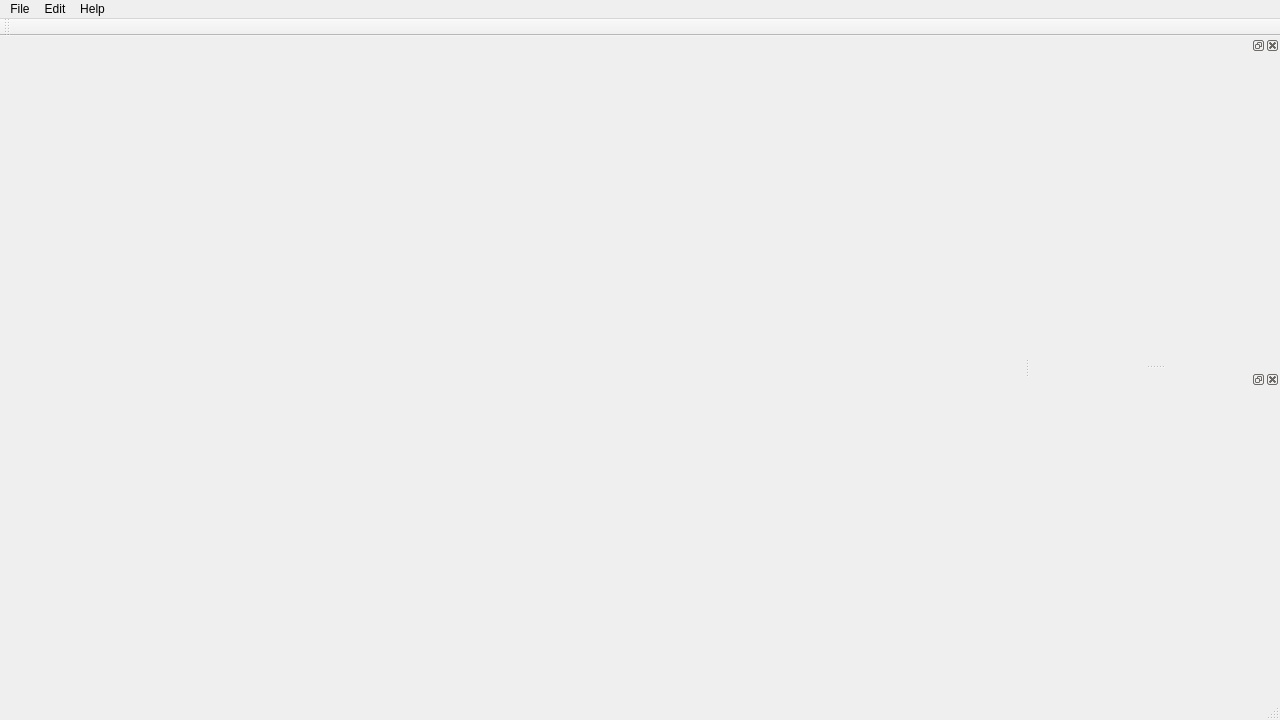
The window that SuSto-Engine-QT/mainwindow.ui (SimonStoyanov/SuSto-Engine-QT) describes before a commit, drawn with Qt 5.
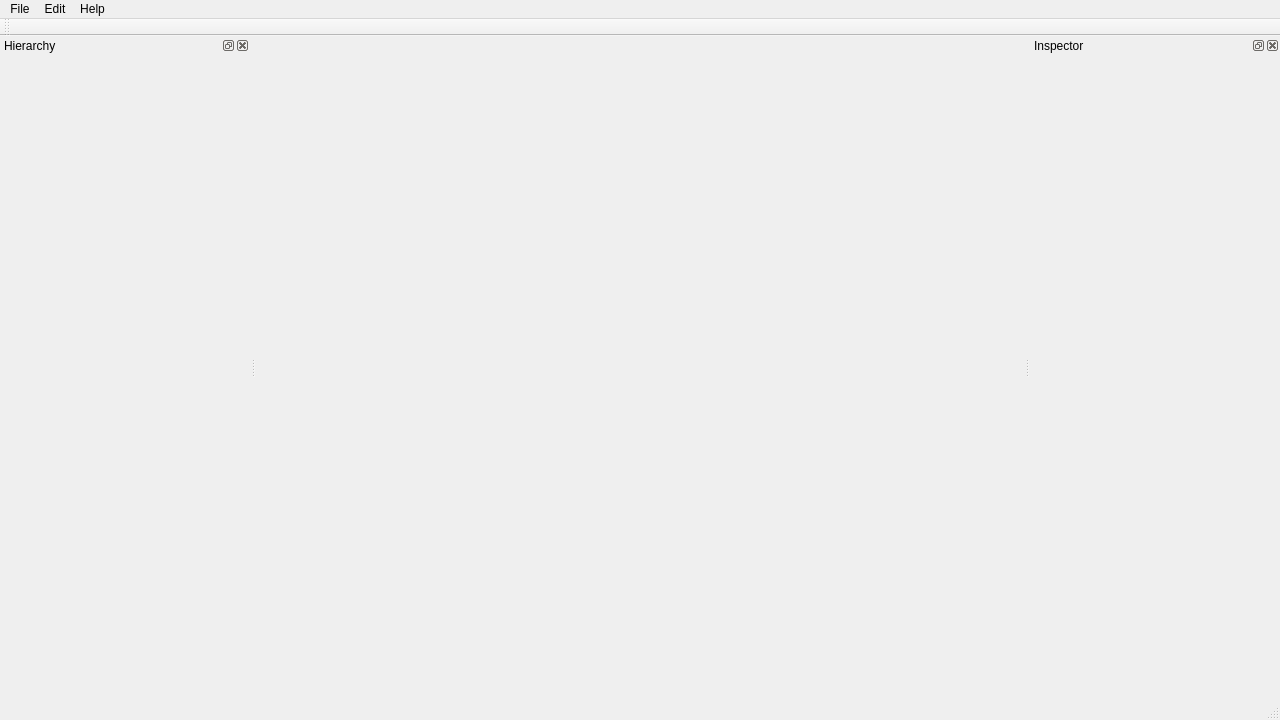
The same window after the commit. Custom widgets are drawn as their Qt base class.

```diff
--- a/SuSto-Engine-QT/mainwindow.ui
+++ b/SuSto-Engine-QT/mainwindow.ui
@@ -28,7 +28,7 @@
   <widget class="QWidget" name="centralWidget">
    <layout class="QHBoxLayout" name="horizontalLayout">
     <item>
-     <widget class="QWidget" name="RendererWidget" native="true"/>
+     <widget class="RendererWidget" name="rendererWidget" native="true"/>
     </item>
    </layout>
   </widget>
@@ -69,25 +69,7 @@
    </attribute>
   </widget>
   <widget class="QStatusBar" name="statusBar"/>
-  <widget class="QDockWidget" name="dockWidget">
-   <property name="sizePolicy">
-    <sizepolicy hsizetype="Minimum" vsizetype="Minimum">
-     <horstretch>0</horstretch>
-     <verstretch>0</verstretch>
-    </sizepolicy>
-   </property>
-   <property name="minimumSize">
-    <size>
-     <width>250</width>
-     <height>38</height>
-    </size>
-   </property>
-   <attribute name="dockWidgetArea">
-    <number>2</number>
-   </attribute>
-   <widget class="QWidget" name="dockWidgetContents_2"/>
-  </widget>
-  <widget class="QDockWidget" name="dockWidget_2">
+  <widget class="QDockWidget" name="dockHierarchy">
    <property name="sizePolicy">
     <sizepolicy hsizetype="MinimumExpanding" vsizetype="MinimumExpanding">
      <horstretch>0</horstretch>
@@ -100,13 +82,45 @@
      <height>38</height>
     </size>
    </property>
+   <property name="windowTitle">
+    <string>Hierarchy</string>
+   </property>
+   <attribute name="dockWidgetArea">
+    <number>1</number>
+   </attribute>
+   <widget class="QWidget" name="hierarchyContent"/>
+  </widget>
+  <widget class="QDockWidget" name="dockInspector">
+   <property name="sizePolicy">
+    <sizepolicy hsizetype="Minimum" vsizetype="Minimum">
+     <horstretch>0</horstretch>
+     <verstretch>0</verstretch>
+    </sizepolicy>
+   </property>
+   <property name="minimumSize">
+    <size>
+     <width>250</width>
+     <height>38</height>
+    </size>
+   </property>
+   <property name="windowTitle">
+    <string>Inspector</string>
+   </property>
    <attribute name="dockWidgetArea">
     <number>2</number>
    </attribute>
-   <widget class="QWidget" name="dockWidgetContents_3"/>
+   <widget class="QWidget" name="inspectorContent"/>
   </widget>
  </widget>
  <layoutdefault spacing="6" margin="11"/>
+ <customwidgets>
+  <customwidget>
+   <class>RendererWidget</class>
+   <extends>QWidget</extends>
+   <header>rendererwidget.h</header>
+   <container>1</container>
+  </customwidget>
+ </customwidgets>
  <resources/>
  <connections/>
 </ui>
```
Left out of the diff: 70 changed lines with no effect on the pictures.
